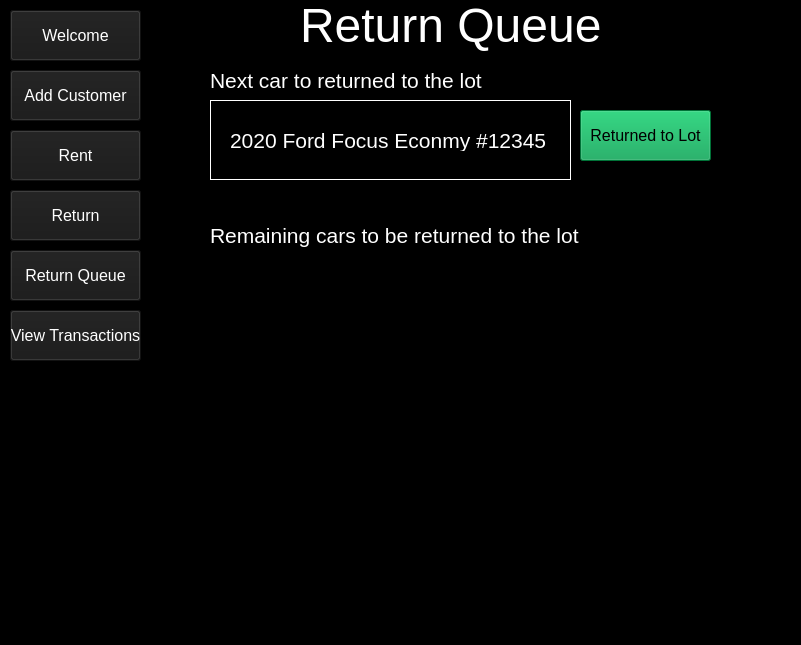
The window that Rental_Management_Application/mainwindow.ui (thecodinghyrax/Rental_Management_DS_Project) describes before a commit, drawn with Qt 5.
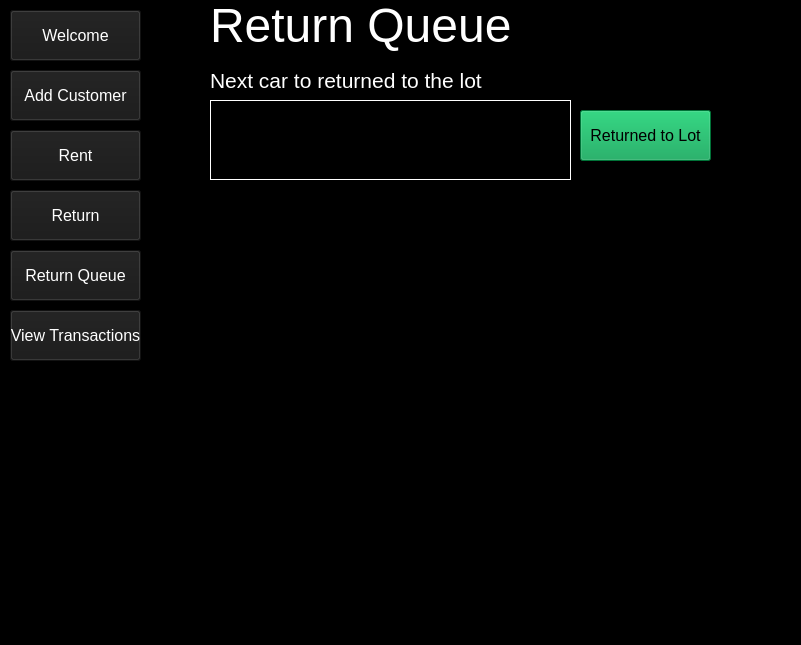
The same window after the commit. The open tabs and pages were chosen to show the change. Icons and pictures are not drawn.

What changed in the file:
```diff
--- a/Rental_Management_Application/mainwindow.ui
+++ b/Rental_Management_Application/mainwindow.ui
@@ -1313,7 +1313,7 @@
      <widget class="QLabel" name="label_29">
       <property name="geometry">
        <rect>
-        <x>140</x>
+        <x>50</x>
         <y>0</y>
         <width>311</width>
         <height>51</height>
@@ -1380,56 +1380,25 @@
       <widget class="QLabel" name="label_31">
        <property name="geometry">
         <rect>
-         <x>20</x>
-         <y>30</y>
-         <width>321</width>
-         <height>21</height>
+         <x>10</x>
+         <y>20</y>
+         <width>341</width>
+         <height>41</height>
         </rect>
        </property>
        <property name="font">
         <font>
-         <pointsize>16</pointsize>
+         <pointsize>12</pointsize>
         </font>
        </property>
        <property name="styleSheet">
         <string notr="true">color: rgb(255, 255, 255);</string>
        </property>
        <property name="text">
-        <string>2020 Ford Focus Econmy #12345 </string>
+        <string/>
        </property>
       </widget>
      </widget>
-     <widget class="QLabel" name="label_32">
-      <property name="geometry">
-       <rect>
-        <x>50</x>
-        <y>220</y>
-        <width>391</width>
-        <height>31</height>
-       </rect>
-      </property>
-      <property name="font">
-       <font>
-        <pointsize>16</pointsize>
-       </font>
-      </property>
-      <property name="styleSheet">
-       <string notr="true">color: rgb(255, 255, 255);</string>
-      </property>
-      <property name="text">
-       <string>Remaining cars to be returned to the lot</string>
-      </property>
-     </widget>
-     <widget class="QListView" name="listView_2">
-      <property name="geometry">
-       <rect>
-        <x>50</x>
-        <y>260</y>
-        <width>361</width>
-        <height>331</height>
-       </rect>
-      </property>
-     </widget>
      <widget class="QPushButton" name="returnedToLotBtn">
       <property name="geometry">
        <rect>
```
Left out of the diff: 24 changed lines with no effect on the pictures.
